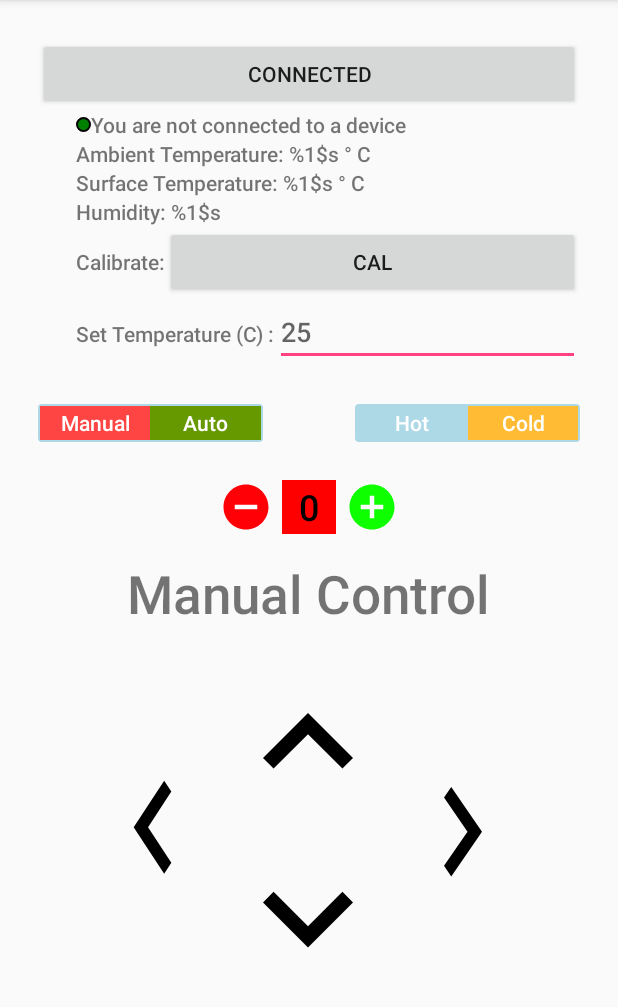
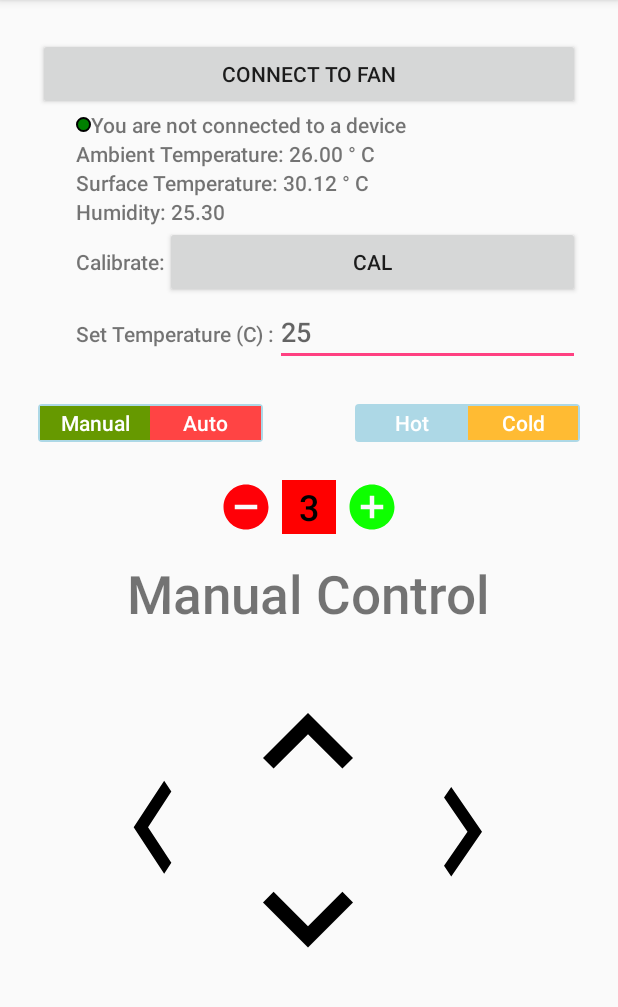
Before and after one commit to w6tsang/FanMe, an Android app: the screen it shows after launch (MainActivity), on a phone screen of 412 x 824 dp, the part 84-1091 px from its top. Run offline under Robolectric (Android 15) with nearby library versions, the phone set to English and light mode, and no system bars; 8 statements that could not run were skipped.

Commit message:
updated bt string to less than 3 char adding additonal whitelist commands

```diff
--- a/test2/app/src/main/java/com/example/wilsontsang/test2/BluetoothService.java
+++ b/test2/app/src/main/java/com/example/wilsontsang/test2/BluetoothService.java
@@ -515,7 +515,7 @@ public class BluetoothService {
             try {
                 mmOutStream.write(buffer);
                 mmOutStream.flush();
-                Thread.sleep(5);
+                Thread.sleep(100);
 
 
                 // Share the sent message back to the UI Activity
--- a/test2/app/src/main/java/com/example/wilsontsang/test2/MainActivity.java
+++ b/test2/app/src/main/java/com/example/wilsontsang/test2/MainActivity.java
@@ -26,12 +26,14 @@ import android.widget.ArrayAdapter;
 import android.widget.Button;
 import android.widget.EditText;
 import android.widget.ListView;
+import android.widget.RadioGroup;
 import android.widget.SeekBar;
 import android.widget.TextView;
 import android.widget.Toast;
 
 import org.w3c.dom.Text;
 
+import java.text.Format;
 import java.util.ArrayList;
 import java.util.Set;
 import java.util.UUID;
@@ -53,10 +55,6 @@ public class MainActivity extends AppCompatActivity implements View.OnClickListe
 
 
     TextView humid;
-
-
-
-
 
     //-------------- Views ----------------------------------
     private static final UUID BTMODULEUUID = UUID.fromString("00001101-0000-1000-8000-00805F9B34FB"); // "random" unique identifier
@@ -98,12 +96,26 @@ public class MainActivity extends AppCompatActivity implements View.OnClickListe
     private Boolean sentMessage = false;
     private int retryCounter = 0;
 
-    private View manualViews;
+    //manual views
+    private Button manualInc;
+    private Button manualDec;
+
+    private View manualUp;
+    private View manualDown;
+    private View manualLeft;
+    private View manualRight;
+
+    //text
+    private View manualTxt;
+    //--manual views
+
     private View connectedViews;
-    private View manualButtons;
-    private Boolean isManualMode = false;
+
+    private RadioGroup manualToggleView;
 
     private EditText et_setTemp;
+
+    private String[] defaultData = {"26.00","25.30","30.12","3","0","0"};
 
 
     @Override
@@ -142,6 +154,7 @@ public class MainActivity extends AppCompatActivity implements View.OnClickListe
             setupApplication();
         }
         populateBtString(btStrings);
+        validateStatus(defaultData);
     }
 
     @Override
@@ -200,11 +213,12 @@ public class MainActivity extends AppCompatActivity implements View.OnClickListe
         mOutStringBuffer = new StringBuffer("");
         mInStringBuffer = new StringBuffer("");
 
-        manualButtons = (View)findViewById(R.id.group_manual);
-        manualViews = (View)findViewById(R.id.view_speed);
+        setupManualViews();
+
         connectedViews = (View)findViewById(R.id.view_connected);
         et_setTemp = (EditText)findViewById(R.id.et_temp);
 
+        manualToggleView = (RadioGroup)findViewById(R.id.toggle2);
         et_setTemp.setOnEditorActionListener(new EditText.OnEditorActionListener() {
             @Override
             public boolean onEditorAction(TextView v, int actionId, KeyEvent event) {
@@ -229,6 +243,22 @@ public class MainActivity extends AppCompatActivity implements View.OnClickListe
             }
         });
 
+        updateManualMode(false);
+    }
+
+    private void setupManualViews(){
+        //direction
+        manualUp = (View)findViewById(R.id.btn_up);
+        manualDown = (View)findViewById(R.id.btn_down);
+        manualLeft = (View)findViewById(R.id.btn_left);
+        manualRight = (View)findViewById(R.id.btn_right);
+
+        //text
+        manualTxt = (View)findViewById(R.id.txt_manual);
+
+        //speed
+        manualDec = (Button) findViewById(R.id.btn_dec);
+        manualInc = (Button) findViewById(R.id.btn_inc);
     }
 
     // For the buttons
@@ -289,6 +319,17 @@ public class MainActivity extends AppCompatActivity implements View.OnClickListe
                 sentMessage = true;
 
                 break;
+            case R.id.btn_Manual:
+                btMsg = v.getTag().toString();;
+                sendBTMessage(btMsg);
+                updateManualMode(true);
+
+                break;
+            case R.id.btn_Auto:
+                btMsg = v.getTag().toString();;
+                sendBTMessage(btMsg);
+                updateManualMode(false);
+
             default:
                 //sends message with their respective tag
                 btMsg = v.getTag().toString();
@@ -311,6 +352,7 @@ public class MainActivity extends AppCompatActivity implements View.OnClickListe
         btArray.add(getString(R.string.bt_speed_down));
         btArray.add(getString(R.string.bt_speed_up));
         btArray.add(getString(R.string.bt_stop));
+        btArray.add(getString(R.string.bt_calibrate));
     }
     // selecting BT device dialog
     public void showBTDialog() {
@@ -445,57 +487,35 @@ public class MainActivity extends AppCompatActivity implements View.OnClickListe
                     Log.d(TAG,"Buffer: " + mInStringBuffer.toString());
                     Matcher matcherStatus = regexStatus.matcher(mInStringBuffer);
                     Matcher matcherAck = regexAck.matcher(mInStringBuffer);
-                    //betweenString("<", ">", mInStringBuffer);
                     if (matcherStatus.find()) {
                         String dataInPrint = matcherStatus.group(1);    // extract string
                         String[] data = dataInPrint.split(",");
 
-                        try{
-                            speed = Integer.parseInt(data[3]);
+                        try {
+                                validateStatus(data);
 
-                            // Temperature Text View
-                            updateStatus(R.id.temp, String.format(getString(R.string.status_temperature), data[0]));
-                            updateStatus(R.id.humid, String.format(getString(R.string.status_humidity), data[1] ));
-                            updateStatus(R.id.surface, String.format(getString(R.string.status_surface) , data[2] ));
-                            updateStatus(R.id.tv_speed, data[3]);
-
-
-                            if(data[4].equals("1") && !isManualMode){
-                                //manual mode
-                                toggleManualViews();
-
+                            } catch (Exception e) {
+                                Log.d(TAG, "Parsing problem:\n" + mInStringBuffer.toString());
                             }
-                            else if(data[4].equals("0") &&  isManualMode){
-                                //auto
-                                toggleManualViews();
-
-                            }
-                            //updateStatus(R.id.temperature,getString(R.string.status_temperature, data[4]));
-                            //manual mode 1
-                            //cooling mode 0
-
-
-                        }
-                        catch (Exception e){
-                            Log.d(TAG,"Parsing problem:\n" + mInStringBuffer.toString());
-                        }
                         mInStringBuffer.setLength(0);
 
                     }
                     if (matcherAck.find()) {//acknowledge messages
                         String dataInPrint = matcherAck.group(1);    // extract string
                         Log.d(TAG,"Ack msg rec: "+dataInPrint);
-                        if(btStrings.contains(dataInPrint)) {
+                        if(btStrings.contains(dataInPrint) || tryParseInt(dataInPrint)) {
                             lastMessage = "";
                             messageAck = true;
                             sentMessage = false;
                             retryCounter = 0;
+                            makeToast("Acknowledge: " + dataInPrint);
                             Log.d(TAG, "Message Acknowledged: " + dataInPrint);
                         }
                         else{//message sent failure
-                            //sendBTMessage(lastMessage);
+                            sendBTMessage(lastMessage);
                             messageAck = false;
                             retryCounter++;
+                            makeToast("Trying Again: " + dataInPrint);
                             Log.d(TAG, "Counter" + retryCounter);
 
                         }
@@ -508,7 +528,7 @@ public class MainActivity extends AppCompatActivity implements View.OnClickListe
 
                         mInStringBuffer.setLength(0);
                     }
-                    if (mInStringBuffer.length() > 50){//corrupt mesage
+                    if (mInStringBuffer.length() > 30){//corrupt mesage
                         mInStringBuffer.setLength(0);
                         Log.d(TAG,"Corrupt Message");
                     }
@@ -581,21 +601,37 @@ public class MainActivity extends AppCompatActivity implements View.OnClickListe
 
     }
 
-    //toggle manual mode views
-    private void toggleManualViews(){
+    //changes toggle from manual or auto
+    //1 is manual
+    //0 is auto
+    private void updateManualMode(boolean isManualMode){
+       if(isManualMode){//manual
+           manualToggleView.check(R.id.btn_Manual);
 
-    }
+           manualDec.setVisibility(View.VISIBLE);
+           manualInc.setVisibility(View.VISIBLE);
 
-    private void updateManualMode(){
+           manualDown.setVisibility(View.VISIBLE);
+           manualUp.setVisibility(View.VISIBLE);
+           manualLeft.setVisibility(View.VISIBLE);
+           manualRight.setVisibility(View.VISIBLE);
 
-    }
+           manualTxt.setVisibility(View.VISIBLE);
+       }
+       else{
+           manualToggleView.check(R.id.btn_Auto);
 
-    private void updateStatusStrings(String[] dataStrings){
-        // Temperature Text View
-        updateStatus(R.id.temp, String.format(getString(R.string.status_temperature), dataStrings[0]));
-        updateStatus(R.id.humid, String.format(getString(R.string.status_humidity), dataStrings[1] ));
-        updateStatus(R.id.surface, String.format(getString(R.string.status_surface) , dataStrings[2] ));
-        updateStatus(R.id.tv_speed, dataStrings[3]);
+           manualDec.setVisibility(View.INVISIBLE);
+           manualInc.setVisibility(View.INVISIBLE);
+
+           manualDown.setVisibility(View.INVISIBLE);
+           manualUp.setVisibility(View.INVISIBLE);
+           manualLeft.setVisibility(View.INVISIBLE);
+           manualRight.setVisibility(View.INVISIBLE);
+
+           manualTxt.setVisibility(View.INVISIBLE);
+       }
+
     }
 
     private String cleanString(String str){
@@ -625,6 +661,83 @@ public class MainActivity extends AppCompatActivity implements View.OnClickListe
         }
     }
 
+    //validates status updates and discard corrupted data
+    //Format of status: "#tempC+humidity+surface+speed+tracking+heat~"
+    private void validateStatus(String[] data){
+
+        // ambient temp
+        if(tryParseDouble(data[0])){
+            double tempData = Double.parseDouble(data[0]) ;
+            if( tempData >=10 && tempData <= 100){
+                updateStatus(R.id.temp, String.format(getString(R.string.status_temperature), data[0]));
+            }
+            //invalid data
+        }
+
+        //humidity
+        if(tryParseDouble(data[1])){
+            double humidData = Double.parseDouble(data[1]) ;
+            if( humidData >=5 && humidData <= 100){
+                updateStatus(R.id.humid, String.format(getString(R.string.status_humidity), data[1]));
+            }
+            //invalid data
+        }
+
+        //surface temp
+        if(tryParseDouble(data[2])){
+            double surfTempData = Double.parseDouble(data[2]) ;
+            if( surfTempData >=10 && surfTempData <= 100){
+                updateStatus(R.id.surface, String.format(getString(R.string.status_surface), data[2]));
+            }
+            //invalid data
+        }
+
+        //tracking speed
+        if(tryParseInt(data[3])){
+            int speedStatus = Integer.parseInt(data[3]) ;
+            if( speedStatus >=0 && speedStatus <= 5){
+                speed = Integer.parseInt(data[3]);
+                updateStatus(R.id.tv_speed, data[3]);
+            }
+            //invalid data
+        }
+
+        //tracking mode man/auto
+        if(tryParseInt(data[4])){
+            int mode = Integer.parseInt(data[4]) ;
+            if( mode >= 0 && mode <= 1){
+
+                //changes the displayed of the views
+                if (data[4].equals("1")) {
+                    //manual mode
+                    updateManualMode(true);
+                } else if (data[4].equals("0")) {
+                    //auto
+                    updateManualMode(false);
+                }
+            }
+            //invalid data
+        }
+
+    }
+
+    boolean tryParseInt(String value) {
+        try {
+            Integer.parseInt(value);
+            return true;
+        } catch (NumberFormatException e) {
+            return false;
+        }
+    }
+
+    boolean tryParseDouble(String value) {
+        try {
+            Double.parseDouble(value);
+            return true;
+        } catch (NumberFormatException e) {
+            return false;
+        }
+    }
     /**
      * Establish connection with other device
      *
--- a/test2/app/src/main/res/layout/activity_main.xml
+++ b/test2/app/src/main/res/layout/activity_main.xml
@@ -190,7 +190,7 @@
                             android:layout_weight="1"
                             android:background="@drawable/toggle_widget_background_auto"
                             android:button="@null"
-                            android:checked="true"
+
                             android:gravity="center"
                             android:onClick="onClick"
                             android:tag="@string/bt_manual"
@@ -207,6 +207,7 @@
                             android:layout_weight="1"
                             android:background="@drawable/toggle_widget_background_auto"
                             android:button="@null"
+                            android:checked="true"
                             android:gravity="center"
                             android:onClick="onClick"
                             android:tag="@string/bt_auto"
@@ -318,12 +319,6 @@
 
         </LinearLayout>
 
-        <android.support.constraint.Group
-            android:id="@+id/group_manual"
-            android:layout_width="wrap_content"
-            android:layout_height="wrap_content"
-            android:visibility="visible"
-            app:constraint_referenced_ids="btn_right,btn_left" />
         <Button
             android:id="@+id/btn_up"
             android:layout_width="wrap_content"
--- a/test2/app/src/main/res/values/strings.xml
+++ b/test2/app/src/main/res/values/strings.xml
@@ -10,7 +10,7 @@
     <string name="bt_not_enabled_leaving">Bluetooth was not enabled. Leaving Bluetooth Chat.</string>
     <string name="title_connecting"> Connecting...</string>
     <string name="title_not_connected"> Not connected</string>
-    <string name="button_bt"> Connected</string>
+    <string name="button_bt"> Connect To Fan</string>
 
     <!--  DeviceListActivity -->
     <string name="scanning">scanning for devices...</string>
@@ -37,13 +37,13 @@
     <!-- Button Transmit Bluetooth Messages Used in tags-->
     <string name="bt_pair">pair</string>
 
-    <string name="bt_left">left</string>
-    <string name="bt_right">right</string>
+    <string name="bt_left">lef</string>
+    <string name="bt_right">rig</string>
     <string name="bt_down">down</string>
     <string name="bt_up">up</string>
 
-    <string name="bt_manual">manual</string>
-    <string name="bt_auto">auto</string>
+    <string name="bt_manual">man</string>
+    <string name="bt_auto">aut</string>
 
     <string name="bt_hot">hot</string>
     <string name="bt_cold">cold</string>
@@ -51,7 +51,7 @@
     <string name="bt_speed_up">inc</string>
     <string name="bt_speed_down">dec</string>
     <string name="bt_stop">off</string>
-    <string name="bt_calibrate">calibrate</string>
+    <string name="bt_calibrate">cal</string>
 
 
 </resources>
```
